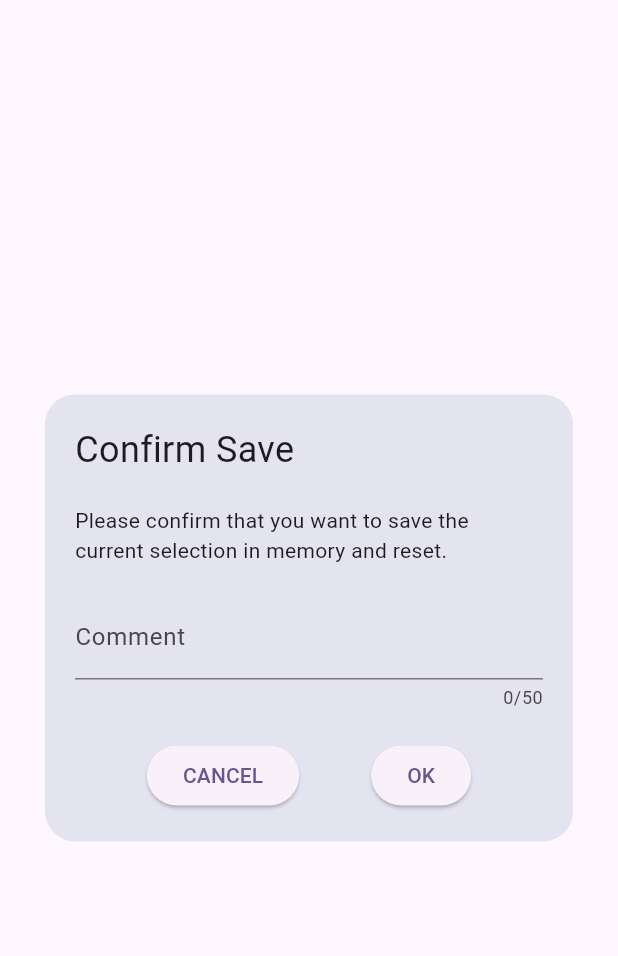
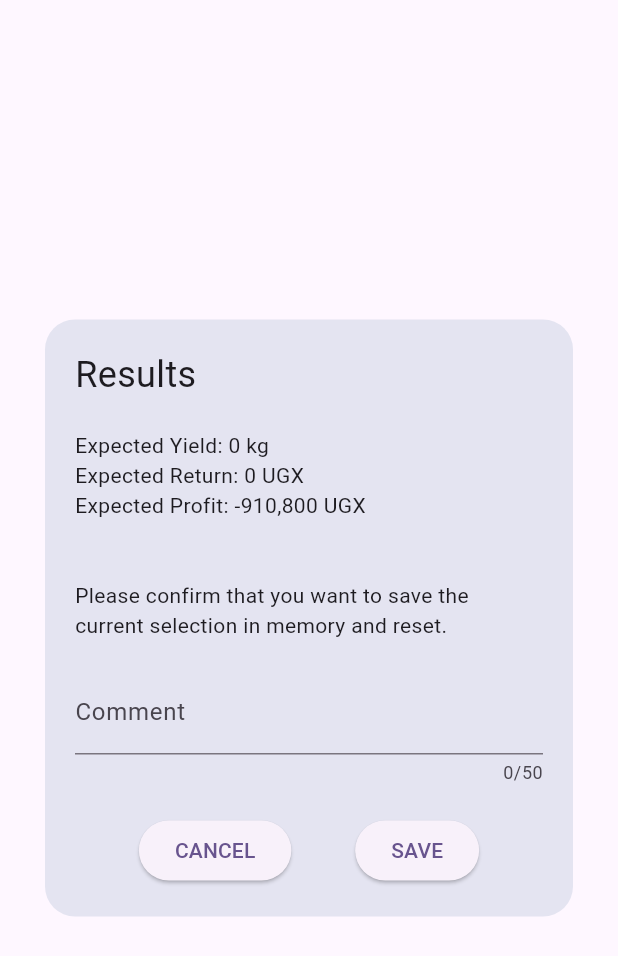
Before and after one commit to Luc1eSky/agriworx, a Flutter app: the ConfirmSaveResultDialog widget shown alone on an empty page, opened directly, on a phone screen of 412 x 824 dp. Shown: the top 956 px of the screen. Run offline on Flutter 3.47's test engine with Material 3 defaults, Android fonts, the phone set to English and light mode, and no system bars; our stand-ins replace cloud_firestore, envied, firebase_auth, firebase_core, flutter_riverpod, freezed_annotation and 3 more; missing offline and left inert: gsheets; accounts and stored records are empty; generated files the repository leaves out were written again.

Commit message:
- calculate yield, revenue, and profit when finishing round and display it to player - save additional info in result - save startedOn DateTime in fertilizer data and later in result to track how long each round was

```diff
--- a/lib/features/fertilizer/domain/fertilizer_data.dart
+++ b/lib/features/fertilizer/domain/fertilizer_data.dart
@@ -11,6 +11,7 @@ class FertilizerData with _$FertilizerData {
   const FertilizerData._();
   const factory FertilizerData({
     required List<WeeklyFertilizerSelections> listOfWeeklyFertilizerSelections,
+    required DateTime startedOn,
   }) = _FertilizerData;
 
   factory FertilizerData.fromJson(Map<String, Object?> json) => _$FertilizerDataFromJson(json);
@@ -37,7 +38,7 @@ class FertilizerData with _$FertilizerData {
     return totalCosts;
   }
 
-  double getYield() {
+  ({double yieldInKg, double revenueInUgx, double profitInUgx}) getYieldRevenueAndProfit() {
     double totalNitrogenInGrams = 0;
     double totalPhosphorusInGrams = 0;
     double totalPotassiumInGrams = 0;
@@ -59,7 +60,15 @@ class FertilizerData with _$FertilizerData {
         betaSumK * totalPotassiumInGrams +
         betaSplitNP * weeksWithNitrogenAndPhosphorus;
 
-    return expectedYieldInKgPerHa * numberOfHectares;
+    final expectedYieldInKg = expectedYieldInKgPerHa * numberOfHectares;
+    final expectedRevenue = expectedYieldInKg * marketPricePerKgInUgx;
+    final expectedProfit = expectedRevenue - getTotalCosts();
+
+    return (
+      yieldInKg: expectedYieldInKg,
+      revenueInUgx: expectedRevenue,
+      profitInUgx: expectedProfit
+    );
   }
 }
 
--- a/lib/features/result/domain/round_result.dart
+++ b/lib/features/result/domain/round_result.dart
@@ -1,5 +1,4 @@
 import 'package:agriworx/features/persons_involved/enumerator/domain/enumerator.dart';
-import 'package:agriworx/features/persons_involved/user/domain/user.dart';
 import 'package:agriworx/features/soil_and_round/domain/soil_and_round.dart';
 import 'package:freezed_annotation/freezed_annotation.dart';
 
@@ -17,6 +16,9 @@ class RoundResult with _$RoundResult {
     required SoilAndRound soilAndRound,
     required DateTime startedOn,
     required DateTime finishedOn,
+    required double yieldInKg,
+    required double revenueInUgx,
+    required double profitInUgx,
   }) = _RoundResult;
 
   factory RoundResult.fromJson(Map<String, Object?> json) => _$RoundResultFromJson(json);
--- a/lib/features/result/presentation/save/confirm_save_result_dialog.dart
+++ b/lib/features/result/presentation/save/confirm_save_result_dialog.dart
@@ -1,10 +1,16 @@
+import 'package:agriworx/features/fertilizer/data/fertilizer_data_repository.dart';
 import 'package:flutter/material.dart';
 import 'package:flutter_riverpod/flutter_riverpod.dart';
+import 'package:intl/intl.dart';
 
 import '../../../../common_widgets/default_dialog.dart';
 import 'confirm_save_result_dialog_controller.dart';
 
 final _formKey = GlobalKey<FormState>();
+
+String getFormattedNumber(double number) {
+  return NumberFormat('#,###').format(number);
+}
 
 class ConfirmSaveResultDialog extends ConsumerStatefulWidget {
   const ConfirmSaveResultDialog({super.key});
@@ -24,11 +30,18 @@ class _ConfirmSaveResultDialogState extends ConsumerState<ConfirmSaveResultDialo
   @override
   Widget build(BuildContext context) {
     final asyncState = ref.watch(confirmSaveResultDialogControllerProvider);
+
+    final yieldData = ref.watch(fertilizerDataRepositoryProvider).getYieldRevenueAndProfit();
     return DefaultDialog(
       hasCloseButton: false,
-      title: 'Confirm Save',
+      title: 'Results',
       child: Column(
+        crossAxisAlignment: CrossAxisAlignment.start,
         children: [
+          Text('Expected Yield: ${getFormattedNumber(yieldData.yieldInKg)} kg'),
+          Text('Expected Return: ${getFormattedNumber(yieldData.revenueInUgx)} UGX'),
+          Text('Expected Profit: ${getFormattedNumber(yieldData.profitInUgx)} UGX'),
+          const SizedBox(height: 40),
           const Text(
               'Please confirm that you want to save the current selection in memory and reset.'),
           const SizedBox(height: 20),
@@ -76,7 +89,7 @@ class _ConfirmSaveResultDialogState extends ConsumerState<ConfirmSaveResultDialo
                               .saveResult(comment: comment);
                         }
                       },
-                child: const Text('OK'),
+                child: const Text('SAVE'),
               ),
             ],
           ),
--- a/lib/game_screen.dart
+++ b/lib/game_screen.dart
@@ -3,7 +3,6 @@ import 'package:agriworx/features/game_mode/data/game_mode_repository.dart';
 import 'package:agriworx/features/persons_involved/enumerator/data/enumerator_repository.dart';
 import 'package:agriworx/features/persons_involved/presentation/select_user_and_enumerator_screen.dart';
 import 'package:agriworx/features/persons_involved/user/data/user_repository.dart';
-import 'package:agriworx/features/yield/presentation/yield_button.dart';
 import 'package:agriworx/style/color_palette.dart';
 import 'package:agriworx/utils/utils.dart';
 import 'package:flutter/material.dart';
@@ -288,11 +287,6 @@ class _GameScreenState extends ConsumerState<GameScreen> {
                     right: -10,
                     child: SaveResultButton(),
                   ),
-                  const Positioned(
-                    bottom: 90,
-                    left: -10,
-                    child: YieldButton(),
-                  ),
                 ],
               ),
             ),
```
Also changed, not shown: lib/features/fertilizer/data/fertilizer_data_repository.dart (+9 -3 lines), lib/features/nutrient/presentation/animated_app_bar.dart (+5 -37 lines), lib/features/result/presentation/save/confirm_save_result_dialog_controller.dart (+6 -1 lines), lib/features/yield/data/yield_calculation.dart (deleted, +0 -35 lines), lib/features/yield/presentation/yield_button.dart (deleted, +0 -15 lines).
